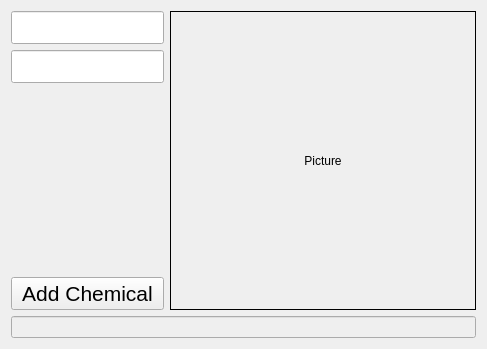
The window that addchemicaldialog.ui (TripletESR/DatabaseInput) describes before a commit, drawn with Qt 5.
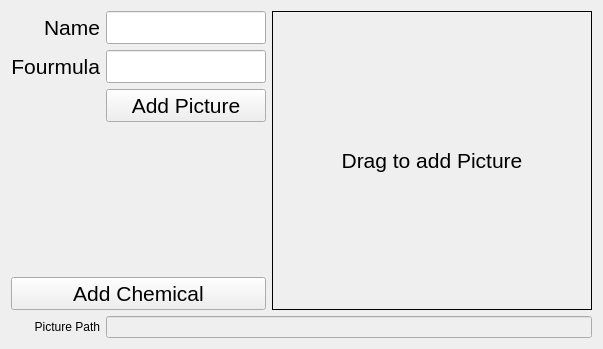
The same window after the commit.

What changed in the file:
```diff
--- a/addchemicaldialog.ui
+++ b/addchemicaldialog.ui
@@ -6,7 +6,7 @@
    <rect>
     <x>0</x>
     <y>0</y>
-    <width>487</width>
+    <width>603</width>
     <height>349</height>
    </rect>
   </property>
@@ -16,51 +16,96 @@
   <property name="windowTitle">
    <string>Dialog</string>
   </property>
-  <layout class="QGridLayout" name="gridLayout" rowstretch="1,1,1,1,0" columnstretch="1,2">
-   <item row="1" column="0">
-    <widget class="QLineEdit" name="lineEdit_formula">
-     <property name="minimumSize">
-      <size>
-       <width>0</width>
-       <height>30</height>
-      </size>
-     </property>
-     <property name="font">
-      <font>
-       <pointsize>16</pointsize>
-      </font>
-     </property>
-    </widget>
-   </item>
-   <item row="0" column="0">
-    <widget class="QLineEdit" name="lineEdit_name">
-     <property name="minimumSize">
-      <size>
-       <width>0</width>
-       <height>30</height>
-      </size>
-     </property>
-     <property name="font">
-      <font>
-       <pointsize>16</pointsize>
-      </font>
-     </property>
-    </widget>
-   </item>
-   <item row="0" column="1" rowspan="4">
+  <layout class="QGridLayout" name="gridLayout" rowstretch="1,1,1,1,1,0" columnstretch="1,2,4">
+   <item row="0" column="2" rowspan="5">
     <widget class="QLabel" name="label">
+     <property name="font">
+      <font>
+       <pointsize>16</pointsize>
+      </font>
+     </property>
      <property name="frameShape">
       <enum>QFrame::Box</enum>
      </property>
      <property name="text">
-      <string>Picture</string>
+      <string>Drag to add Picture</string>
      </property>
      <property name="alignment">
       <set>Qt::AlignCenter</set>
      </property>
     </widget>
    </item>
-   <item row="3" column="0">
+   <item row="1" column="1">
+    <widget class="QLineEdit" name="lineEdit_formula">
+     <property name="minimumSize">
+      <size>
+       <width>0</width>
+       <height>30</height>
+      </size>
+     </property>
+     <property name="font">
+      <font>
+       <pointsize>16</pointsize>
+      </font>
+     </property>
+    </widget>
+   </item>
+   <item row="0" column="1">
+    <widget class="QLineEdit" name="lineEdit_name">
+     <property name="minimumSize">
+      <size>
+       <width>0</width>
+       <height>30</height>
+      </size>
+     </property>
+     <property name="font">
+      <font>
+       <pointsize>16</pointsize>
+      </font>
+     </property>
+    </widget>
+   </item>
+   <item row="0" column="0">
+    <widget class="QLabel" name="label_2">
+     <property name="font">
+      <font>
+       <pointsize>16</pointsize>
+      </font>
+     </property>
+     <property name="text">
+      <string>Name</string>
+     </property>
+     <property name="alignment">
+      <set>Qt::AlignRight|Qt::AlignTrailing|Qt::AlignVCenter</set>
+     </property>
+    </widget>
+   </item>
+   <item row="5" column="0">
+    <widget class="QLabel" name="label_4">
+     <property name="text">
+      <string>Picture Path</string>
+     </property>
+     <property name="alignment">
+      <set>Qt::AlignRight|Qt::AlignTrailing|Qt::AlignVCenter</set>
+     </property>
+    </widget>
+   </item>
+   <item row="1" column="0">
+    <widget class="QLabel" name="label_3">
+     <property name="font">
+      <font>
+       <pointsize>16</pointsize>
+      </font>
+     </property>
+     <property name="text">
+      <string>Fourmula</string>
+     </property>
+     <property name="alignment">
+      <set>Qt::AlignRight|Qt::AlignTrailing|Qt::AlignVCenter</set>
+     </property>
+    </widget>
+   </item>
+   <item row="4" column="0" colspan="2">
     <widget class="QPushButton" name="pushButton">
      <property name="minimumSize">
       <size>
@@ -81,13 +126,28 @@
      </property>
     </widget>
    </item>
-   <item row="4" column="0" colspan="2">
+   <item row="5" column="1" colspan="2">
     <widget class="QLineEdit" name="lineEdit_picPath">
      <property name="enabled">
       <bool>false</bool>
      </property>
     </widget>
    </item>
+   <item row="2" column="1">
+    <widget class="QPushButton" name="pushButton_addPic">
+     <property name="font">
+      <font>
+       <pointsize>16</pointsize>
+      </font>
+     </property>
+     <property name="text">
+      <string>Add Picture</string>
+     </property>
+     <property name="autoDefault">
+      <bool>false</bool>
+     </property>
+    </widget>
+   </item>
   </layout>
  </widget>
  <tabstops>
```
Left out of the diff: 1 changed line with no effect on the pictures.
